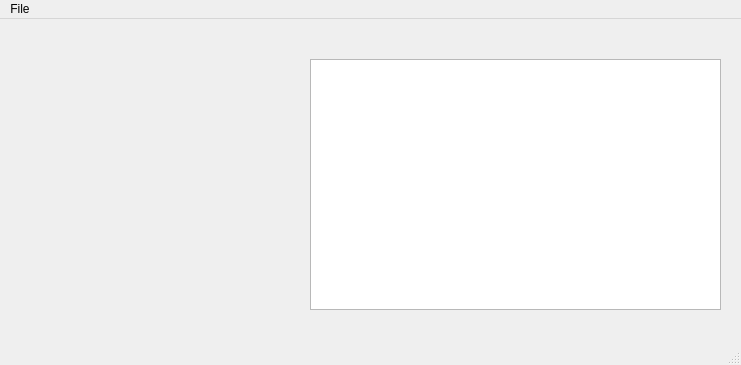
hikaruAi/JPhotoSafeLight, file UI/MainWindow.ui: the form before one commit.
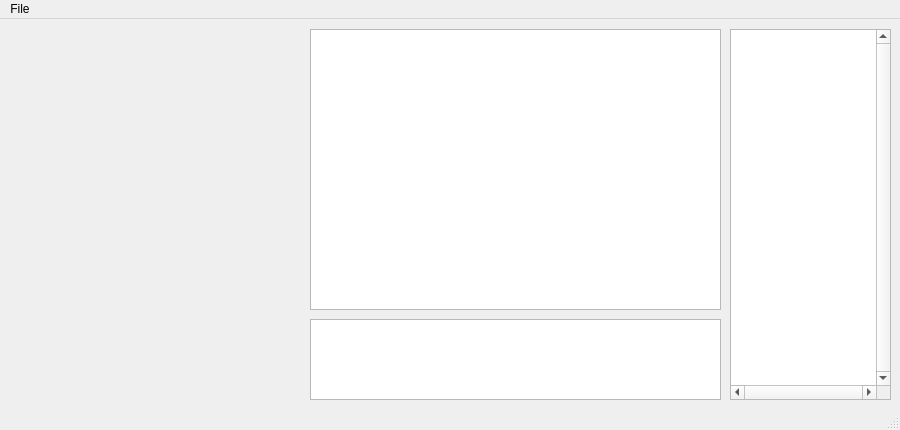
The form after the commit. Icons and pictures are not drawn.

Patch:
```diff
--- a/UI/MainWindow.ui
+++ b/UI/MainWindow.ui
@@ -6,8 +6,8 @@
    <rect>
     <x>0</x>
     <y>0</y>
-    <width>741</width>
-    <height>365</height>
+    <width>900</width>
+    <height>430</height>
    </rect>
   </property>
   <property name="sizePolicy">
@@ -42,7 +42,7 @@
       <x>10</x>
       <y>10</y>
       <width>291</width>
-      <height>291</height>
+      <height>371</height>
      </rect>
     </property>
     <property name="text">
@@ -59,9 +59,9 @@
     <property name="geometry">
      <rect>
       <x>310</x>
-      <y>40</y>
+      <y>10</y>
       <width>411</width>
-      <height>251</height>
+      <height>281</height>
      </rect>
     </property>
     <property name="toolTip">
@@ -90,13 +90,75 @@
      <set>Qt::TextEditorInteraction</set>
     </property>
    </widget>
+   <widget class="QPlainTextEdit" name="ReferenceText">
+    <property name="geometry">
+     <rect>
+      <x>730</x>
+      <y>10</y>
+      <width>161</width>
+      <height>371</height>
+     </rect>
+    </property>
+    <property name="font">
+     <font>
+      <pointsize>7</pointsize>
+      <kerning>true</kerning>
+     </font>
+    </property>
+    <property name="toolTip">
+     <string>&lt;html&gt;&lt;head/&gt;&lt;body&gt;&lt;p&gt;Variables&lt;/p&gt;&lt;/body&gt;&lt;/html&gt;</string>
+    </property>
+    <property name="frameShadow">
+     <enum>QFrame::Raised</enum>
+    </property>
+    <property name="lineWidth">
+     <number>3</number>
+    </property>
+    <property name="midLineWidth">
+     <number>1</number>
+    </property>
+    <property name="verticalScrollBarPolicy">
+     <enum>Qt::ScrollBarAlwaysOn</enum>
+    </property>
+    <property name="horizontalScrollBarPolicy">
+     <enum>Qt::ScrollBarAlwaysOn</enum>
+    </property>
+    <property name="lineWrapMode">
+     <enum>QPlainTextEdit::NoWrap</enum>
+    </property>
+    <property name="plainText">
+     <string/>
+    </property>
+    <property name="textInteractionFlags">
+     <set>Qt::TextSelectableByKeyboard|Qt::TextSelectableByMouse</set>
+    </property>
+    <property name="backgroundVisible">
+     <bool>false</bool>
+    </property>
+   </widget>
+   <widget class="QPlainTextEdit" name="messageText">
+    <property name="geometry">
+     <rect>
+      <x>310</x>
+      <y>300</y>
+      <width>411</width>
+      <height>81</height>
+     </rect>
+    </property>
+    <property name="toolTip">
+     <string>Messages and output</string>
+    </property>
+    <property name="textInteractionFlags">
+     <set>Qt::TextSelectableByKeyboard|Qt::TextSelectableByMouse</set>
+    </property>
+   </widget>
   </widget>
   <widget class="QMenuBar" name="menubar">
    <property name="geometry">
     <rect>
      <x>0</x>
      <y>0</y>
-     <width>741</width>
+     <width>900</width>
      <height>21</height>
     </rect>
    </property>
```
Left out of the diff: 5 changed lines with no effect on the pictures.
